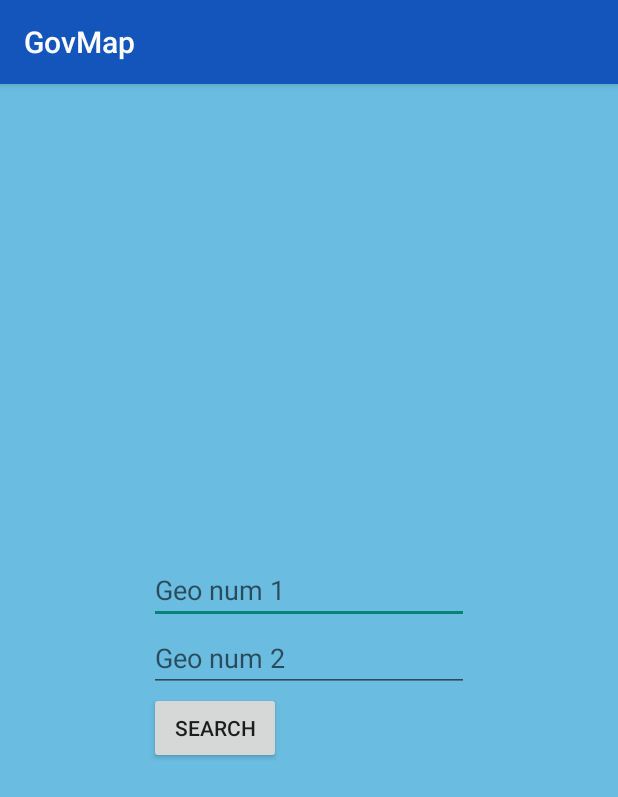
After one commit to nonconforme/GovMap_Android, an Android app: the GeoNumberActivity screen opened directly, with no data from a screen before it, on a phone screen of 412 x 824 dp. The commit adds this screen. Shown: the top 797 px of the screen. Run offline under Robolectric (Android 15) with nearby library versions, the light colour scheme and no system bars.

Commit message:
add geonumber

```diff
--- a/app/src/main/AndroidManifest.xml
+++ b/app/src/main/AndroidManifest.xml
@@ -41,12 +41,13 @@
 
         <activity
             android:name=".SelectAddressActivity"
-            android:label="@string/app_name"
+            android:theme="@style/AppTheme"/>
+        <activity
+            android:name=".GeoNumberActivity"
             android:theme="@style/AppTheme"/>
 
         <activity
             android:name=".MapActivity"
-            android:label="@string/app_name"
             android:theme="@style/AppTheme"/>
 
         <meta-data
--- a/app/src/main/java/com/govmap/BaseActivity.java
+++ b/app/src/main/java/com/govmap/BaseActivity.java
@@ -11,7 +11,7 @@ public abstract class BaseActivity extends AppCompatActivity {
     @Override
     protected void onCreate(Bundle savedInstanceState) {
         if (savedInstanceState != null) {
-            restoreLocale(savedInstanceState);
+            restoreData(savedInstanceState);
         }
         super.onCreate(savedInstanceState);
     }
@@ -22,8 +22,6 @@ public abstract class BaseActivity extends AppCompatActivity {
     }
 
 
-    private void restoreLocale(Bundle data) {
-
-    }
+    private void restoreData(Bundle data) { }
 
 }
--- /dev/null
+++ b/app/src/main/java/com/govmap/GeoNumberActivity.java
@@ -0,0 +1,65 @@
+package com.govmap;
+
+import android.os.Bundle;
+import android.text.TextUtils;
+import android.view.KeyEvent;
+import android.view.View;
+import android.widget.Button;
+import android.widget.EditText;
+import android.widget.TextView;
+
+/**
+ * Created by MediumMG on 01.09.2015.
+ */
+public class GeoNumberActivity extends BaseActivity implements View.OnClickListener, TextView.OnEditorActionListener {
+
+    private EditText etGeoNum1, etGeoNum2;
+    private Button btnSearch;
+
+    @Override
+    protected void onCreate(Bundle savedInstanceState) {
+        super.onCreate(savedInstanceState);
+        setContentView(R.layout.activity_geonumber);
+
+        getSupportActionBar().setDisplayShowHomeEnabled(true);
+
+        etGeoNum1 = (EditText) findViewById(R.id.etGeoNum1_AGN);
+        etGeoNum2 = (EditText) findViewById(R.id.etGeoNum2_AGN);
+        btnSearch = (Button) findViewById(R.id.btnSearch_AGN);
+
+        etGeoNum2.setOnEditorActionListener(GeoNumberActivity.this);
+        btnSearch.setOnClickListener(GeoNumberActivity.this);
+    }
+
+
+    @Override
+    public void onClick(View v) {
+        if (checkData())
+            callRequest();
+    }
+
+    @Override
+    public boolean onEditorAction(TextView v, int actionId, KeyEvent event) {
+        if (checkData())
+            callRequest();
+        return true;
+    }
+
+    private boolean checkData() {
+        if (TextUtils.isEmpty(etGeoNum1.getText())) {
+            etGeoNum1.requestFocus();
+            return false;
+        }
+        if (TextUtils.isEmpty(etGeoNum2.getText())) {
+            etGeoNum2.requestFocus();
+            return false;
+        }
+        return true;
+    }
+
+    private void callRequest() {
+        String geonum1 = String.valueOf(etGeoNum1.getText());
+        String geonum2 = String.valueOf(etGeoNum2.getText());
+        //TODO: api request
+    }
+}
--- /dev/null
+++ b/app/src/main/res/layout/activity_geonumber.xml
@@ -0,0 +1,37 @@
+<?xml version="1.0" encoding="utf-8"?>
+<RelativeLayout xmlns:android="http://schemas.android.com/apk/res/android"
+    android:layout_width="match_parent"
+    android:layout_height="match_parent"
+    android:background="@color/blue.light">
+
+    <LinearLayout
+        android:layout_width="wrap_content"
+        android:layout_height="wrap_content"
+        android:orientation="vertical"
+        android:layout_centerInParent="true">
+
+        <EditText
+            android:id="@+id/etGeoNum1_AGN"
+            android:layout_width="wrap_content"
+            android:layout_height="wrap_content"
+            style="@style/SelectAddressEditTextStyle"
+            android:hint="@string/hint.geonum1"
+            android:imeOptions="actionNext"/>
+        <EditText
+            android:id="@+id/etGeoNum2_AGN"
+            android:layout_width="wrap_content"
+            android:layout_height="wrap_content"
+            style="@style/SelectAddressEditTextStyle"
+            android:hint="@string/hint.geonum2"
+            android:imeOptions="actionSearch"/>
+
+        <Button
+            android:id="@+id/btnSearch_AGN"
+            android:layout_width="wrap_content"
+            android:layout_height="wrap_content"
+            android:text="@string/text.search"
+            android:layout_alignLeft="@+id/etHome_ASA"
+            android:layout_alignStart="@+id/etHome_ASA" />
+    </LinearLayout>
+
+</RelativeLayout>
--- a/app/src/main/res/values/strings.xml
+++ b/app/src/main/res/values/strings.xml
@@ -2,4 +2,9 @@
 
     <string name="app_name">GovMap</string>
 
+    <string name="hint.geonum1">Geo num 1</string>
+    <string name="hint.geonum2">Geo num 2</string>
+
+    <string name="text.search">Search</string>
+
 </resources>
--- a/app/src/main/res/values/styles.xml
+++ b/app/src/main/res/values/styles.xml
@@ -8,6 +8,7 @@
     <style name="AppTheme" parent="Theme.AppCompat.Light.DarkActionBar">
         <item name="android:screenOrientation">portrait</item>
         <item name="colorPrimary">@color/blue.dark</item>
+        <item name="android:label">@string/app_name</item>
     </style>
 
     <style name="SelectAddressEditTextStyle" parent="Base.V12.Widget.AppCompat.EditText">
```
